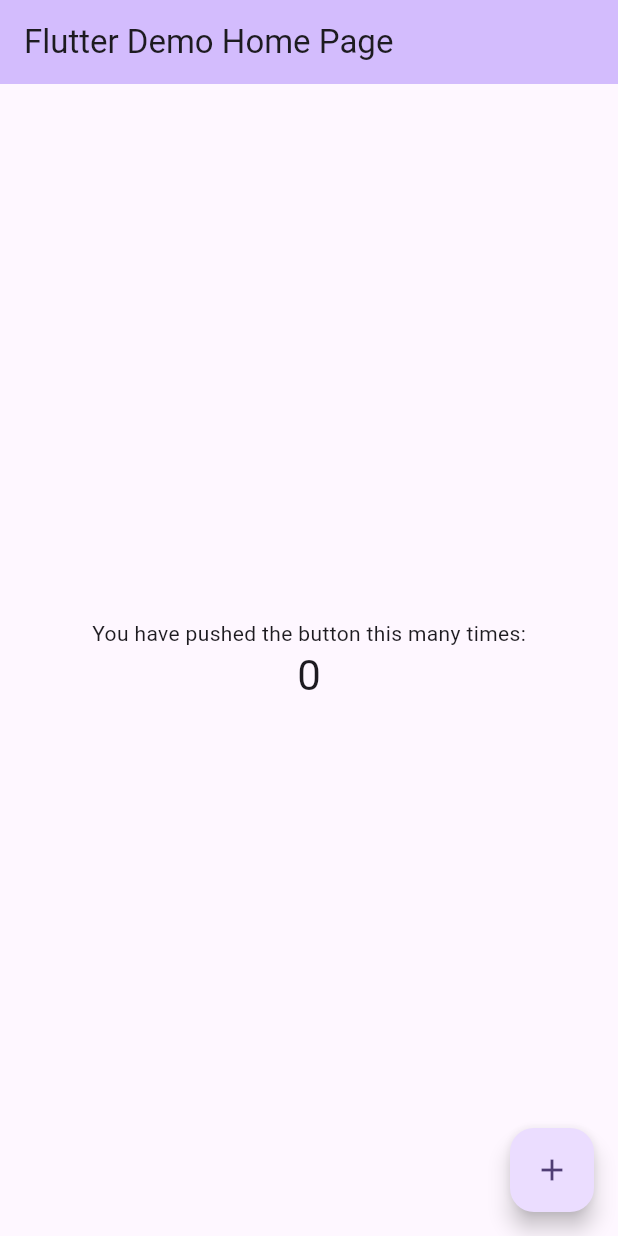
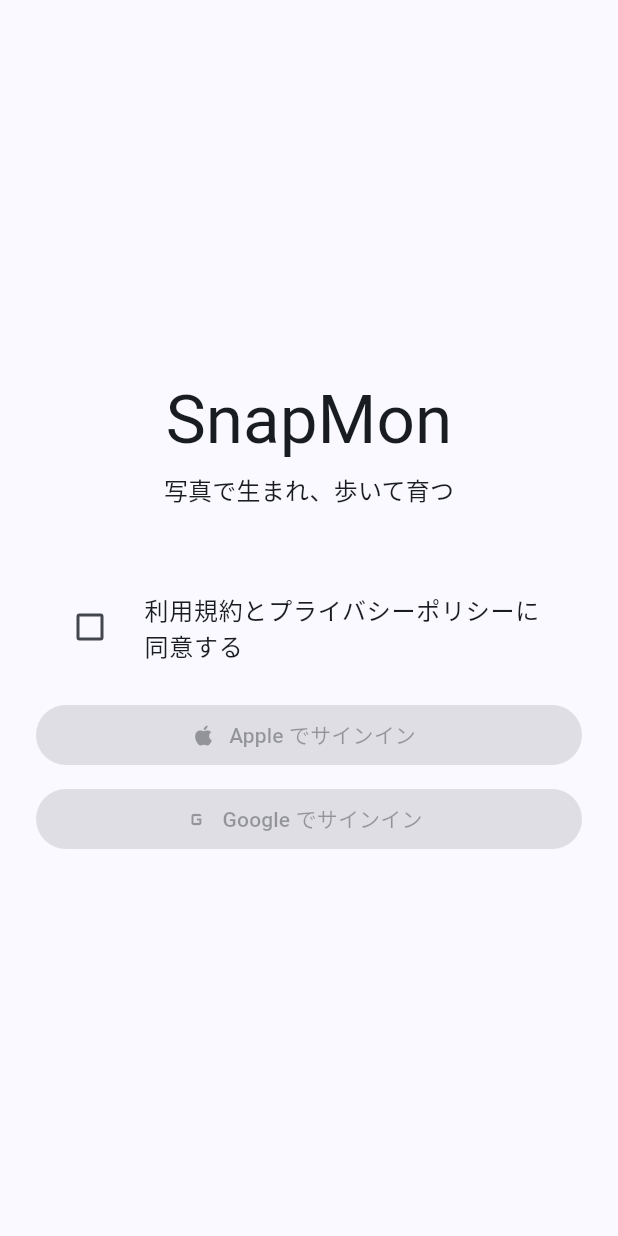
Before and after one commit to shingsummer/SnapMon, a Flutter app: the screen it shows after launch, on a phone screen of 412 x 824 dp. Run offline on Flutter 3.47's test engine with Material 3 defaults, Android fonts, the phone set to English and light mode, and no system bars; our stand-ins replace flutter_riverpod, go_router.

Commit message:
app: P0 骨格（ログイン S01 → ホーム S03、go_router + Riverpod、shared-config 読み込み、開発用サインイン）
- Firebase 接続前でも画面遷移を確認できる開発用サインイン（kDebugMode のみ）
- widget_test: 規約同意 → サインイン → ホーム表示 → サインアウトのスモーク

Co-Authored-By: Claude Fable 5.1 <noreply@anthropic.com>

```diff
--- /dev/null
+++ b/app/lib/core/router.dart
@@ -0,0 +1,31 @@
+import 'package:flutter_riverpod/flutter_riverpod.dart';
+import 'package:go_router/go_router.dart';
+
+import '../features/auth/auth_provider.dart';
+import '../features/auth/login_screen.dart';
+import '../features/home/home_screen.dart';
+
+/// 画面ID は企画書 §8.1 に対応（S01 ログイン、S03 ホーム）。
+class AppRoutes {
+  static const login = '/login';
+  static const home = '/home';
+}
+
+final routerProvider = Provider<GoRouter>((ref) {
+  final authNotifier = ref.watch(authProvider.notifier);
+  return GoRouter(
+    initialLocation: AppRoutes.login,
+    refreshListenable: authNotifier,
+    redirect: (context, state) {
+      final signedIn = ref.read(authProvider).state.signedIn;
+      final goingToLogin = state.matchedLocation == AppRoutes.login;
+      if (!signedIn && !goingToLogin) return AppRoutes.login;
+      if (signedIn && goingToLogin) return AppRoutes.home;
+      return null;
+    },
+    routes: [
+      GoRoute(path: AppRoutes.login, builder: (_, __) => const LoginScreen()),
+      GoRoute(path: AppRoutes.home, builder: (_, __) => const HomeScreen()),
+    ],
+  );
+});
--- /dev/null
+++ b/app/lib/core/theme.dart
@@ -0,0 +1,12 @@
+import 'package:flutter/material.dart';
+
+/// 仮テーマ。P6 βで本デザインに差し替える。
+ThemeData buildTheme() {
+  final scheme = ColorScheme.fromSeed(seedColor: const Color(0xFF3A7BD5));
+  return ThemeData(
+    colorScheme: scheme,
+    useMaterial3: true,
+    appBarTheme: const AppBarTheme(centerTitle: true),
+    cardTheme: const CardThemeData(margin: EdgeInsets.symmetric(horizontal: 16, vertical: 8)),
+  );
+}
--- /dev/null
+++ b/app/lib/features/auth/login_screen.dart
@@ -0,0 +1,66 @@
+import 'package:flutter/foundation.dart';
+import 'package:flutter/material.dart';
+import 'package:flutter_riverpod/flutter_riverpod.dart';
+
+import 'auth_provider.dart';
+
+/// S01 スプラッシュ／ログイン（企画書 §8.1）。
+/// Apple / Google サインインと生年入力は Firebase 接続後に有効化する。
+class LoginScreen extends ConsumerStatefulWidget {
+  const LoginScreen({super.key});
+
+  @override
+  ConsumerState<LoginScreen> createState() => _LoginScreenState();
+}
+
+class _LoginScreenState extends ConsumerState<LoginScreen> {
+  bool _agreed = false;
+
+  @override
+  Widget build(BuildContext context) {
+    final theme = Theme.of(context);
+    return Scaffold(
+      body: SafeArea(
+        child: Padding(
+          padding: const EdgeInsets.all(24),
+          child: Column(
+            mainAxisAlignment: MainAxisAlignment.center,
+            crossAxisAlignment: CrossAxisAlignment.stretch,
+            children: [
+              Text('SnapMon', textAlign: TextAlign.center, style: theme.textTheme.displayMedium),
+              const SizedBox(height: 8),
+              Text('写真で生まれ、歩いて育つ', textAlign: TextAlign.center, style: theme.textTheme.titleMedium),
+              const SizedBox(height: 48),
+              CheckboxListTile(
+                value: _agreed,
+                onChanged: (v) => setState(() => _agreed = v ?? false),
+                title: const Text('利用規約とプライバシーポリシーに同意する'),
+                controlAffinity: ListTileControlAffinity.leading,
+              ),
+              const SizedBox(height: 16),
+              FilledButton.icon(
+                onPressed: null, // Firebase 接続後に有効化
+                icon: const Icon(Icons.apple),
+                label: const Text('Apple でサインイン'),
+              ),
+              const SizedBox(height: 8),
+              FilledButton.tonalIcon(
+                onPressed: null, // Firebase 接続後に有効化
+                icon: const Icon(Icons.g_mobiledata),
+                label: const Text('Google でサインイン'),
+              ),
+              if (kDebugMode) ...[
+                const SizedBox(height: 24),
+                OutlinedButton(
+                  key: const Key('dev-sign-in'),
+                  onPressed: _agreed ? () => ref.read(authProvider).signInDev() : null,
+                  child: const Text('開発用サインイン（Firebase 未接続）'),
+                ),
+              ],
+            ],
+          ),
+        ),
+      ),
+    );
+  }
+}
--- a/app/lib/main.dart
+++ b/app/lib/main.dart
@@ -1,122 +1,25 @@
 import 'package:flutter/material.dart';
+import 'package:flutter_riverpod/flutter_riverpod.dart';
+
+import 'core/router.dart';
+import 'core/theme.dart';
 
 void main() {
-  runApp(const MyApp());
+  // P0: Firebase.initializeApp() はプロジェクト設定ファイル配置後にここへ追加する。
+  runApp(const ProviderScope(child: SnapMonApp()));
 }
 
-class MyApp extends StatelessWidget {
-  const MyApp({super.key});
+class SnapMonApp extends ConsumerWidget {
+  const SnapMonApp({super.key});
 
-  // This widget is the root of your application.
   @override
-  Widget build(BuildContext context) {
-    return MaterialApp(
-      title: 'Flutter Demo',
-      theme: ThemeData(
-        // This is the theme of your application.
-        //
-        // TRY THIS: Try running your application with "flutter run". You'll see
-        // the application has a purple toolbar. Then, without quitting the app,
-        // try changing the seedColor in the colorScheme below to Colors.green
-        // and then invoke "hot reload" (save your changes or press the "hot
-        // reload" button in a Flutter-supported IDE, or press "r" if you used
-        // the command line to start the app).
-        //
-        // Notice that the counter didn't reset back to zero; the application
-        // state is not lost during the reload. To reset the state, use hot
-        // restart instead.
-        //
-        // This works for code too, not just values: Most code changes can be
-        // tested with just a hot reload.
-        colorScheme: .fromSeed(seedColor: Colors.deepPurple),
-      ),
-      home: const MyHomePage(title: 'Flutter Demo Home Page'),
+  Widget build(BuildContext context, WidgetRef ref) {
+    final router = ref.watch(routerProvider);
+    return MaterialApp.router(
+      title: 'SnapMon',
+      theme: buildTheme(),
+      routerConfig: router,
+      debugShowCheckedModeBanner: false,
     );
   }
 }
-
-class MyHomePage extends StatefulWidget {
-  const MyHomePage({super.key, required this.title});
-
-  // This widget is the home page of your application. It is stateful, meaning
-  // that it has a State object (defined below) that contains fields that affect
-  // how it looks.
-
-  // This class is the configuration for the state. It holds the values (in this
-  // case the title) provided by the parent (in this case the App widget) and
-  // used by the build method of the State. Fields in a Widget subclass are
-  // always marked "final".
-
-  final String title;
-
-  @override
-  State<MyHomePage> createState() => _MyHomePageState();
-}
-
-class _MyHomePageState extends State<MyHomePage> {
-  int _counter = 0;
-
-  void _incrementCounter() {
-    setState(() {
-      // This call to setState tells the Flutter framework that something has
-      // changed in this State, which causes it to rerun the build method below
-      // so that the display can reflect the updated values. If we changed
-      // _counter without calling setState(), then the build method would not be
-      // called again, and so nothing would appear to happen.
-      _counter++;
-    });
-  }
-
-  @override
-  Widget build(BuildContext context) {
-    // This method is rerun every time setState is called, for instance as done
-    // by the _incrementCounter method above.
-    //
-    // The Flutter framework has been optimized to make rerunning build methods
-    // fast, so that you can just rebuild anything that needs updating rather
-    // than having to individually change instances of widgets.
-    return Scaffold(
-      appBar: AppBar(
-        // TRY THIS: Try changing the color here to a specific color (to
-        // Colors.amber, perhaps?) and trigger a hot reload to see the AppBar
-        // change color while the other colors stay the same.
-        backgroundColor: Theme.of(context).colorScheme.inversePrimary,
-        // Here we take the value from the MyHomePage object that was created by
-        // the App.build method, and use it to set our appbar title.
-        title: Text(widget.title),
-      ),
-      body: Center(
-        // Center is a layout widget. It takes a single child and positions it
-        // in the middle of the parent.
-        child: Column(
-          // Column is also a layout widget. It takes a list of children and
-          // arranges them vertically. By default, it sizes itself to fit its
-          // children horizontally, and tries to be as tall as its parent.
-          //
-          // Column has various properties to control how it sizes itself and
-          // how it positions its children. Here we use mainAxisAlignment to
-          // center the children vertically; the main axis here is the vertical
-          // axis because Columns are vertical (the cross axis would be
-          // horizontal).
-          //
-          // TRY THIS: Invoke "debug painting" (choose the "Toggle Debug Paint"
-          // action in the IDE, or press "p" in the console), to see the
-          // wireframe for each widget.
-          mainAxisAlignment: .center,
-          children: [
-            const Text('You have pushed the button this many times:'),
-            Text(
-              '$_counter',
-              style: Theme.of(context).textTheme.headlineMedium,
-            ),
-          ],
-        ),
-      ),
-      floatingActionButton: FloatingActionButton(
-        onPressed: _incrementCounter,
-        tooltip: 'Increment',
-        child: const Icon(Icons.add),
-      ),
-    );
-  }
-}
```
Also changed, not shown: app/lib/core/config.dart (added, +23 -0 lines), app/lib/features/auth/auth_provider.dart (added, +35 -0 lines), app/lib/features/home/home_screen.dart (added, +64 -0 lines), 1 other file.
